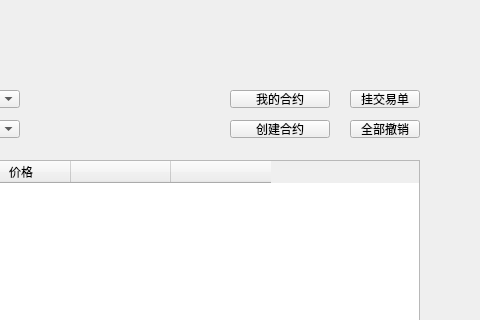
First picture: the form in LNKWallet/exchange/myexchangecontractpage.ui, repository HcashOrg/hx-indicator, before the edit; both pictures show x 290 to 770 and y 0 to 320 of the 770 by 510 pixel window.
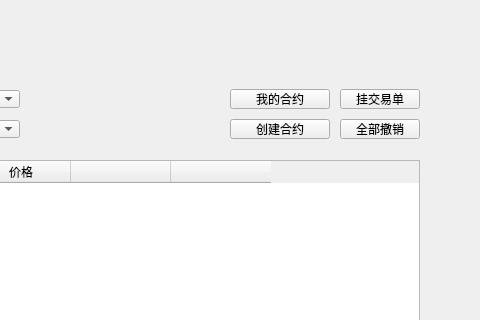
Second picture: the form after the edit.

```diff
--- a/LNKWallet/exchange/myexchangecontractpage.ui
+++ b/LNKWallet/exchange/myexchangecontractpage.ui
@@ -21,10 +21,10 @@
   <widget class="QToolButton" name="sellBtn">
    <property name="geometry">
     <rect>
-     <x>640</x>
-     <y>90</y>
-     <width>70</width>
-     <height>18</height>
+     <x>630</x>
+     <y>89</y>
+     <width>80</width>
+     <height>20</height>
     </rect>
    </property>
    <property name="cursor">
@@ -93,9 +93,9 @@
    <property name="geometry">
     <rect>
      <x>520</x>
-     <y>90</y>
+     <y>89</y>
      <width>100</width>
-     <height>18</height>
+     <height>20</height>
     </rect>
    </property>
    <property name="cursor">
@@ -206,10 +206,10 @@
   <widget class="QToolButton" name="withdrawAllBtn">
    <property name="geometry">
     <rect>
-     <x>640</x>
-     <y>120</y>
-     <width>70</width>
-     <height>18</height>
+     <x>630</x>
+     <y>119</y>
+     <width>80</width>
+     <height>20</height>
     </rect>
    </property>
    <property name="cursor">
@@ -288,9 +288,9 @@
    <property name="geometry">
     <rect>
      <x>520</x>
-     <y>120</y>
+     <y>119</y>
      <width>100</width>
-     <height>18</height>
+     <height>20</height>
     </rect>
    </property>
    <property name="cursor">
```
